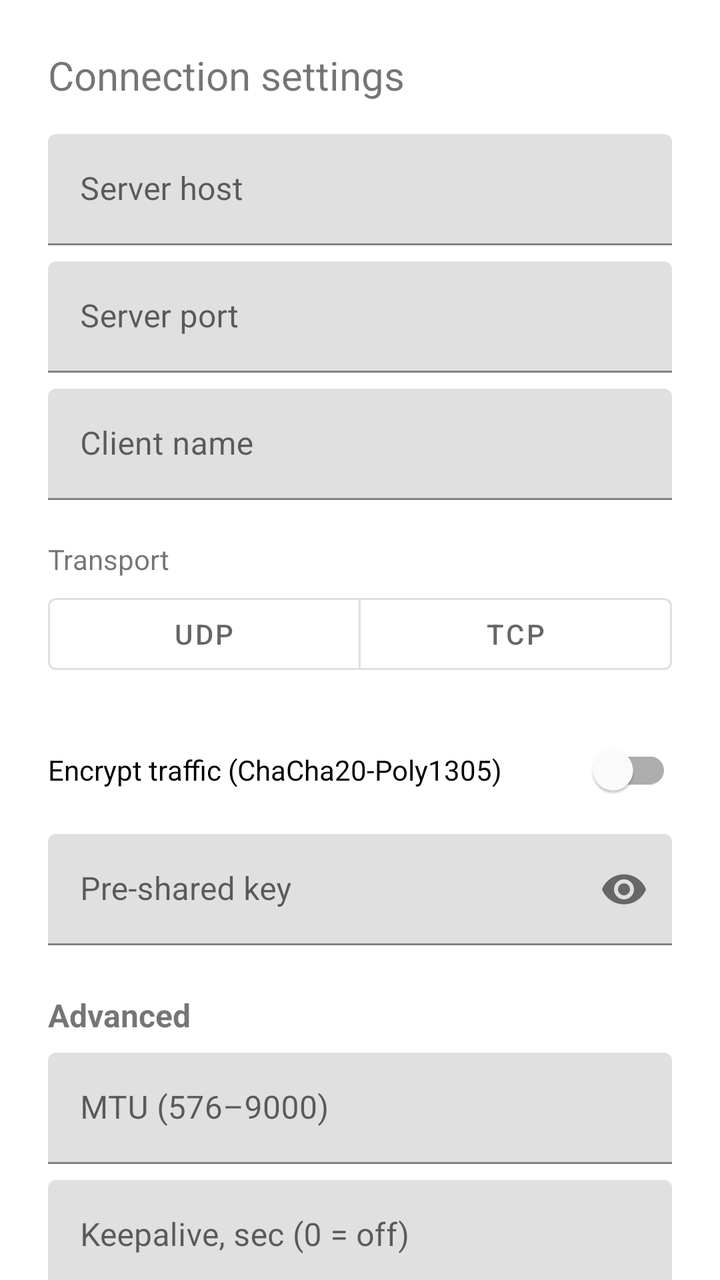
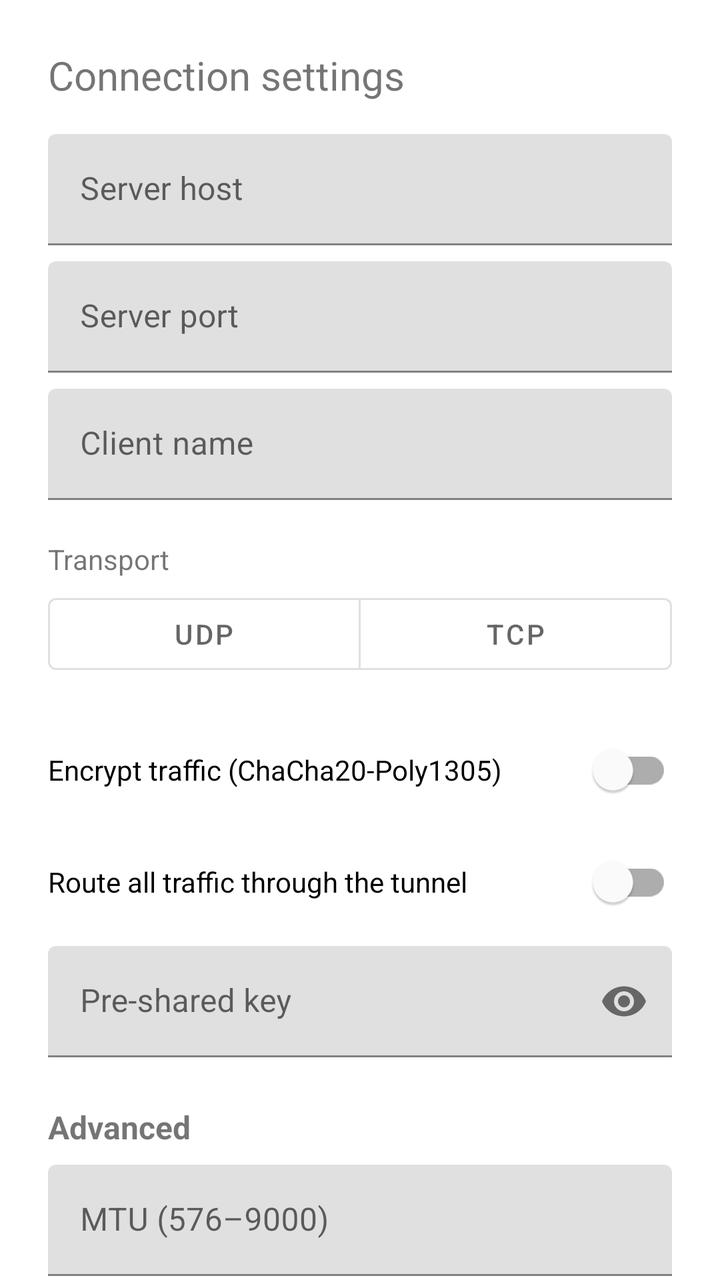

Before-and-after screenshots of an Android layout around one commit, followed by the original layout XML and the change that was made.
<!-- AndroidManifest.xml: fallback theme Theme.MaterialComponents.DayNight.NoActionBar -->
<!-- res/layout/bottom_sheet_settings.xml -->
<?xml version="1.0" encoding="utf-8"?>
<androidx.core.widget.NestedScrollView
    xmlns:android="http://schemas.android.com/apk/res/android"
    xmlns:app="http://schemas.android.com/apk/res-auto"
    android:layout_width="match_parent"
    android:layout_height="wrap_content">

    <LinearLayout
        android:layout_width="match_parent"
        android:layout_height="wrap_content"
        android:orientation="vertical"
        android:padding="24dp">

        <TextView
            android:layout_width="wrap_content"
            android:layout_height="wrap_content"
            android:text="@string/settings_title"
            android:textSize="20sp"
            android:paddingBottom="16dp" />

        <com.google.android.material.textfield.TextInputLayout
            android:layout_width="match_parent"
            android:layout_height="wrap_content"
            android:hint="@string/server_host">

            <com.google.android.material.textfield.TextInputEditText
                android:id="@+id/input_server_host"
                android:layout_width="match_parent"
                android:layout_height="wrap_content"
                android:inputType="textUri"
                android:maxLines="1" />
        </com.google.android.material.textfield.TextInputLayout>

        <com.google.android.material.textfield.TextInputLayout
            android:layout_width="match_parent"
            android:layout_height="wrap_content"
            android:layout_marginTop="8dp"
            android:hint="@string/server_port">

            <com.google.android.material.textfield.TextInputEditText
                android:id="@+id/input_server_port"
                android:layout_width="match_parent"
                android:layout_height="wrap_content"
                android:inputType="number"
                android:maxLines="1" />
        </com.google.android.material.textfield.TextInputLayout>

        <com.google.android.material.textfield.TextInputLayout
            android:layout_width="match_parent"
            android:layout_height="wrap_content"
            android:layout_marginTop="8dp"
            android:hint="@string/client_name">

            <com.google.android.material.textfield.TextInputEditText
                android:id="@+id/input_name"
                android:layout_width="match_parent"
                android:layout_height="wrap_content"
                android:inputType="text"
                android:maxLines="1" />
        </com.google.android.material.textfield.TextInputLayout>

        
        <TextView
            android:layout_width="wrap_content"
            android:layout_height="wrap_content"
            android:layout_marginTop="20dp"
            android:text="@string/transport"
            android:textSize="14sp" />

        <com.google.android.material.button.MaterialButtonToggleGroup
            android:id="@+id/group_transport"
            android:layout_width="match_parent"
            android:layout_height="wrap_content"
            android:layout_marginTop="4dp"
            app:singleSelection="true"
            app:selectionRequired="true">

            <com.google.android.material.button.MaterialButton
                android:id="@+id/btn_udp"
                style="?attr/materialButtonOutlinedStyle"
                android:layout_width="0dp"
                android:layout_height="wrap_content"
                android:layout_weight="1"
                android:text="@string/transport_udp" />

            <com.google.android.material.button.MaterialButton
                android:id="@+id/btn_tcp"
                style="?attr/materialButtonOutlinedStyle"
                android:layout_width="0dp"
                android:layout_height="wrap_content"
                android:layout_weight="1"
                android:text="@string/transport_tcp" />
        </com.google.android.material.button.MaterialButtonToggleGroup>

        <com.google.android.material.switchmaterial.SwitchMaterial
            android:id="@+id/switch_encrypt"
            android:layout_width="match_parent"
            android:layout_height="wrap_content"
            android:layout_marginTop="20dp"
            android:text="@string/encrypt" />

        <com.google.android.material.textfield.TextInputLayout
            android:id="@+id/layout_psk"
            android:layout_width="match_parent"
            android:layout_height="wrap_content"
            android:layout_marginTop="8dp"
            android:hint="@string/psk"
            app:endIconMode="password_toggle">

            <com.google.android.material.textfield.TextInputEditText
                android:id="@+id/input_psk"
                android:layout_width="match_parent"
                android:layout_height="wrap_content"
                android:inputType="textPassword"
                android:maxLines="1" />
        </com.google.android.material.textfield.TextInputLayout>

        
        <TextView
            android:layout_width="wrap_content"
            android:layout_height="wrap_content"
            android:layout_marginTop="24dp"
            android:text="@string/advanced"
            android:textSize="16sp"
            android:textStyle="bold" />

        <com.google.android.material.textfield.TextInputLayout
            android:layout_width="match_parent"
            android:layout_height="wrap_content"
            android:layout_marginTop="8dp"
            android:hint="@string/mtu">

            <com.google.android.material.textfield.TextInputEditText
                android:id="@+id/input_mtu"
                android:layout_width="match_parent"
                android:layout_height="wrap_content"
                android:inputType="number"
                android:maxLines="1" />
        </com.google.android.material.textfield.TextInputLayout>

        <com.google.android.material.textfield.TextInputLayout
            android:layout_width="match_parent"
            android:layout_height="wrap_content"
            android:layout_marginTop="8dp"
            android:hint="@string/keepalive">

            <com.google.android.material.textfield.TextInputEditText
                android:id="@+id/input_keepalive"
                android:layout_width="match_parent"
                android:layout_height="wrap_content"
                android:inputType="number"
                android:maxLines="1" />
        </com.google.android.material.textfield.TextInputLayout>

        <com.google.android.material.textfield.TextInputLayout
            android:layout_width="match_parent"
            android:layout_height="wrap_content"
            android:layout_marginTop="8dp"
            android:hint="@string/server_timeout">

            <com.google.android.material.textfield.TextInputEditText
                android:id="@+id/input_server_timeout"
                android:layout_width="match_parent"
                android:layout_height="wrap_content"
                android:inputType="number"
                android:maxLines="1" />
        </com.google.android.material.textfield.TextInputLayout>

        <com.google.android.material.button.MaterialButton
            android:id="@+id/btn_save"
            android:layout_width="match_parent"
            android:layout_height="wrap_content"
            android:layout_marginTop="24dp"
            android:text="@string/save" />
    </LinearLayout>
</androidx.core.widget.NestedScrollView>
<!-- resources referenced by this layout -->
<resources>
  <string name="advanced">Advanced</string>
  <string name="client_name">Client name</string>
  <string name="encrypt">Encrypt traffic (ChaCha20-Poly1305)</string>
  <string name="keepalive">Keepalive, sec (0 = off)</string>
  <string name="mtu">MTU (576–9000)</string>
  <string name="psk">Pre-shared key</string>
  <string name="save">Save</string>
  <string name="server_host">Server host</string>
  <string name="server_port">Server port</string>
  <string name="server_timeout">Server timeout, sec (5–3600)</string>
  <string name="settings_title">Connection settings</string>
  <string name="transport">Transport</string>
  <string name="transport_tcp">TCP</string>
  <string name="transport_udp">UDP</string>
</resources>

<!-- the commit's change to res/layout/bottom_sheet_settings.xml (unified diff, before → after) -->
@@ -99,6 +99,13 @@
             android:layout_marginTop="20dp"
             android:text="@string/encrypt" />
 
+        <com.google.android.material.switchmaterial.SwitchMaterial
+            android:id="@+id/switch_full_tunnel"
+            android:layout_width="match_parent"
+            android:layout_height="wrap_content"
+            android:layout_marginTop="8dp"
+            android:text="@string/full_tunnel" />
+
         <com.google.android.material.textfield.TextInputLayout
             android:id="@+id/layout_psk"
             android:layout_width="match_parent"
<!-- resource entries referenced after the edit -->
@@ -3,6 +3,7 @@
   <string name="advanced">Advanced</string>
   <string name="client_name">Client name</string>
   <string name="encrypt">Encrypt traffic (ChaCha20-Poly1305)</string>
+  <string name="full_tunnel">Route all traffic through the tunnel</string>
   <string name="keepalive">Keepalive, sec (0 = off)</string>
   <string name="mtu">MTU (576–9000)</string>
   <string name="psk">Pre-shared key</string>
